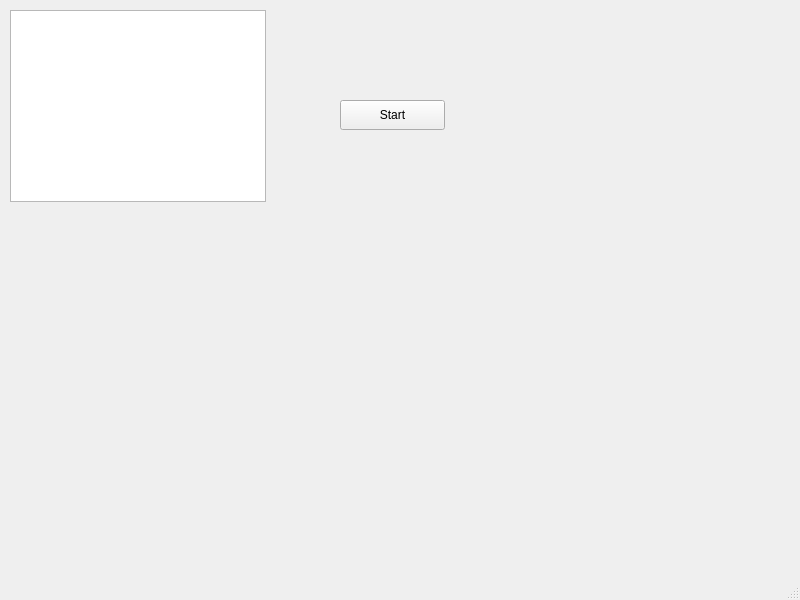
Qt form mainwindow.ui (Arsen1y24/Course_Project) before a commit.
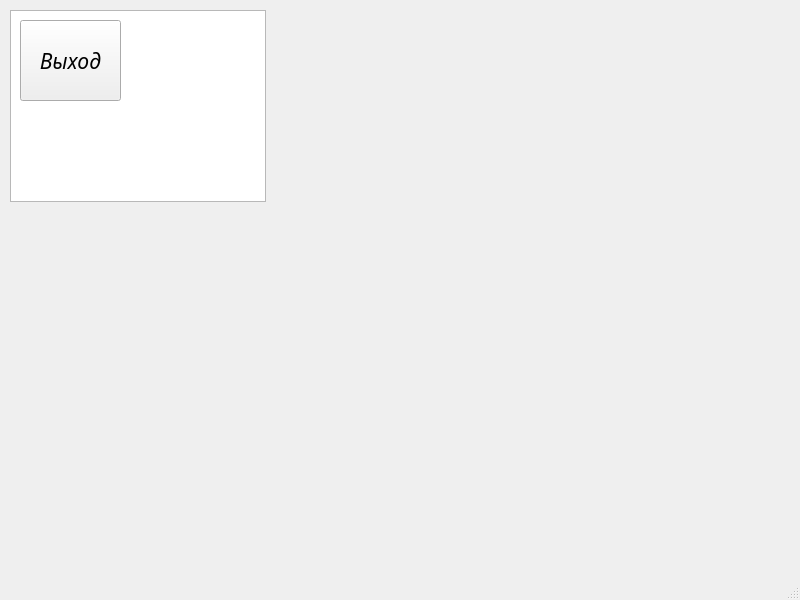
The same form after that commit.

```diff
--- a/mainwindow.ui
+++ b/mainwindow.ui
@@ -27,14 +27,24 @@
    <widget class="QPushButton" name="pushButton_3">
     <property name="geometry">
      <rect>
-      <x>340</x>
-      <y>100</y>
-      <width>105</width>
-      <height>30</height>
+      <x>20</x>
+      <y>20</y>
+      <width>101</width>
+      <height>81</height>
      </rect>
     </property>
+    <property name="font">
+     <font>
+      <family>OpenSymbol</family>
+      <pointsize>16</pointsize>
+      <italic>true</italic>
+     </font>
+    </property>
+    <property name="styleSheet">
+     <string notr="true"/>
+    </property>
     <property name="text">
-     <string>Start</string>
+     <string>Выход</string>
     </property>
    </widget>
   </widget>
```
Left out of the diff: 2 changed lines with no effect on the pictures.
